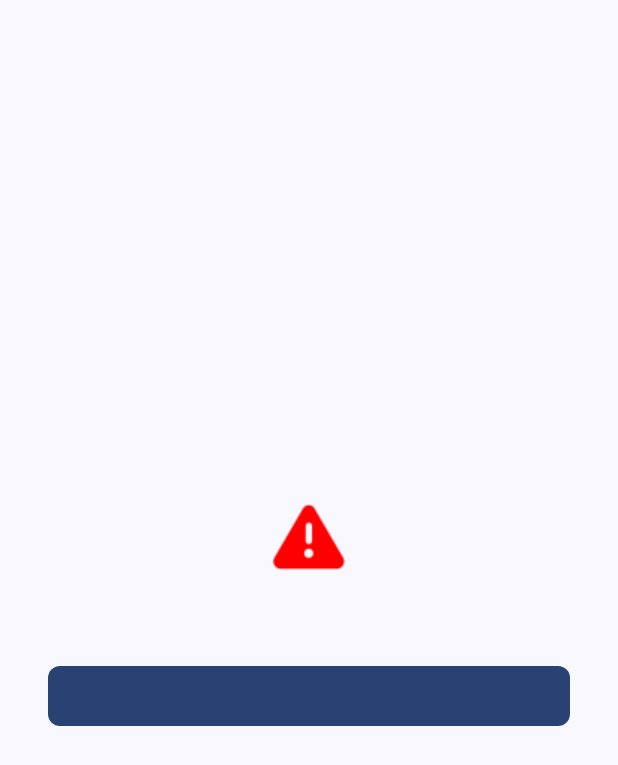
After one commit to Morriganjules/meliChallenge, an Android app built with Jetpack Compose: the composable ErrorScreen called with empty values, on a phone screen of 412 x 824 dp. The commit adds this screen. Shown: the top 765 px of the screen. Run offline under Robolectric (Android 15) with nearby library versions, the phone set to English and light mode, and no system bars; pictures from the network do not load.

Commit message:
server error

```diff
--- /dev/null
+++ b/app/src/main/java/com/example/melichallenge/screens/ErrorScreen.kt
@@ -0,0 +1,55 @@
+package com.example.melichallenge.screens
+
+import androidx.compose.foundation.layout.*
+import androidx.compose.foundation.shape.RoundedCornerShape
+import androidx.compose.material3.*
+import androidx.compose.runtime.Composable
+import androidx.compose.ui.Alignment
+import androidx.compose.ui.Modifier
+import androidx.compose.ui.graphics.Color
+import androidx.compose.ui.res.painterResource
+import androidx.compose.ui.text.style.TextAlign
+import androidx.compose.ui.unit.dp
+import androidx.compose.ui.unit.sp
+
+@Composable
+fun ErrorScreen(
+    errorMessage: String,
+    buttonText: String,
+    onButtonClick: () -> Unit
+) {
+    Column(
+        modifier = Modifier
+            .fillMaxSize()
+            .padding(16.dp),
+        horizontalAlignment = Alignment.CenterHorizontally,
+        verticalArrangement = Arrangement.Center
+    ) {
+        Icon(
+            painter = painterResource(id = android.R.drawable.ic_dialog_alert), // Cambia esto por un recurso personalizado si lo tienes
+            contentDescription = "Error Icon",
+            tint = Color.Red,
+            modifier = Modifier
+                .size(64.dp)
+                .padding(bottom = 16.dp)
+        )
+
+        Text(
+            text = errorMessage,
+            color = Color.Black,
+            fontSize = 18.sp,
+            textAlign = TextAlign.Center,
+            modifier = Modifier.padding(horizontal = 16.dp, vertical = 8.dp)
+        )
+
+        Button(
+            onClick = onButtonClick,
+            shape = RoundedCornerShape(8.dp),
+            modifier = Modifier
+                .fillMaxWidth()
+                .padding(horizontal = 16.dp)
+        ) {
+            Text(text = buttonText, fontSize = 16.sp)
+        }
+    }
+}
```
Also changed, not shown: app/src/main/java/com/example/melichallenge/MainActivity.kt (+19 -2 lines).
